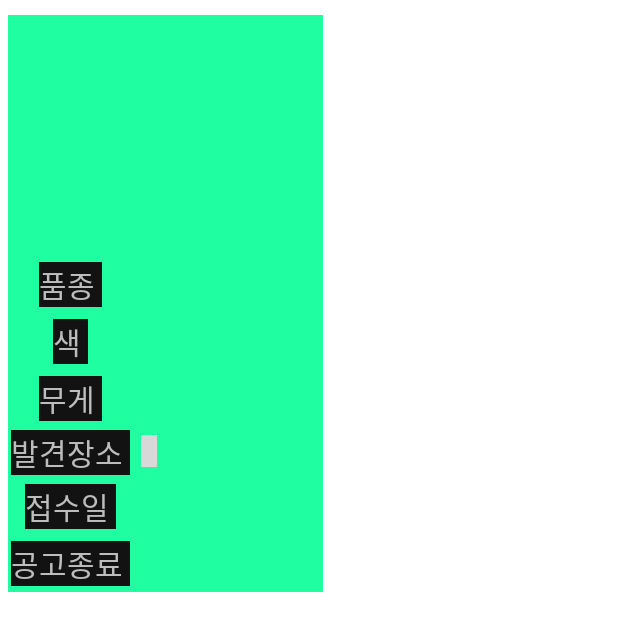
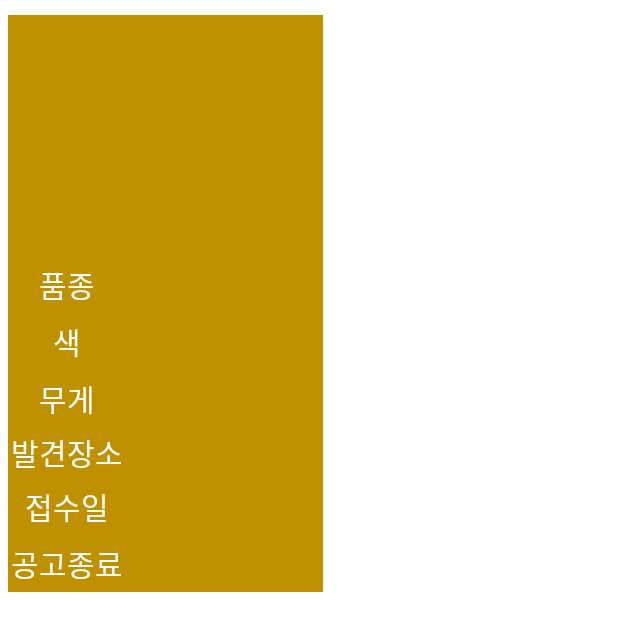
Before and after one commit to acetyl-CoA/DaengDaengDogam, an Android app: the layout public_list.xml on its own in the app's theme, with its tools: preview values and no code run, on a phone screen of 412 x 824 dp. Shown: the top 631 px of the screen. Run offline under Robolectric (Android 15) with nearby library versions, the light colour scheme and no system bars.

Commit message:
레이아웃 색상 수정

```diff
--- a/dangdang/app/src/main/res/layout/public_list.xml
+++ b/dangdang/app/src/main/res/layout/public_list.xml
@@ -6,7 +6,7 @@
     android:layout_marginTop="10dp"
     android:layout_marginRight="5dp"
     android:layout_marginBottom="10dp"
-    android:background="#1fffa1"
+    android:background="@color/doggo"
     android:orientation="vertical">
 
     <ImageView
@@ -31,9 +31,8 @@
             android:layout_height="wrap_content"
             android:layout_gravity="center"
             android:layout_margin="2dp"
-            android:background="#121212"
             android:text="품종 "
-            android:textColor="#BDBDBD"
+            android:textColor="@color/white"
             android:textSize="20dp" />
 
         <TextView
@@ -42,7 +41,7 @@
             android:layout_width="wrap_content"
             android:layout_height="wrap_content"
             android:layout_margin="5dp"
-            android:background="#d8d8d8"
+            android:textColor="@color/white"
             android:textSize="20dp" />
         <!-- 색  -->
         <TextView
@@ -52,9 +51,8 @@
             android:layout_height="wrap_content"
             android:layout_gravity="center"
             android:layout_margin="2dp"
-            android:background="#121212"
             android:text="색 "
-            android:textColor="#BDBDBD"
+            android:textColor="@color/white"
             android:textSize="20dp" />
 
         <TextView
@@ -63,7 +61,7 @@
             android:layout_width="wrap_content"
             android:layout_height="wrap_content"
             android:layout_margin="5dp"
-            android:background="#d8d8d8"
+            android:textColor="@color/white"
             android:textSize="20dp" />
         <!-- 체중  -->
         <TextView
@@ -73,9 +71,8 @@
             android:layout_height="wrap_content"
             android:layout_gravity="center"
             android:layout_margin="2dp"
-            android:background="#121212"
             android:text="무게 "
-            android:textColor="#BDBDBD"
+            android:textColor="@color/white"
             android:textSize="20dp" />
 
         <TextView
@@ -84,7 +81,7 @@
             android:layout_width="wrap_content"
             android:layout_height="wrap_content"
             android:layout_margin="5dp"
-            android:background="#d8d8d8"
+            android:textColor="@color/white"
             android:textSize="20dp" />
         <!-- 발견장소  -->
         <TextView
@@ -94,9 +91,8 @@
             android:layout_height="wrap_content"
             android:layout_gravity="center"
             android:layout_margin="2dp"
-            android:background="#121212"
             android:text="발견장소 "
-            android:textColor="#BDBDBD"
+            android:textColor="@color/white"
             android:textSize="20dp" />
 
         <TextView
@@ -106,7 +102,7 @@
             android:layout_height="wrap_content"
             android:layout_margin="5dp"
             android:paddingRight="5dp"
-            android:background="#d8d8d8"
+            android:textColor="@color/white"
             android:textSize="15dp" />
         <!-- 접수일  -->
         <TextView
@@ -116,9 +112,8 @@
             android:layout_height="wrap_content"
             android:layout_gravity="center"
             android:layout_margin="2dp"
-            android:background="#121212"
             android:text="접수일 "
-            android:textColor="#BDBDBD"
+            android:textColor="@color/white"
             android:textSize="20dp" />
 
         <TextView
@@ -127,7 +122,7 @@
             android:layout_width="wrap_content"
             android:layout_height="wrap_content"
             android:layout_margin="5dp"
-            android:background="#d8d8d8"
+            android:textColor="@color/white"
             android:textSize="20dp" />
         <!-- 공고 종료 -->
         <TextView
@@ -137,9 +132,8 @@
             android:layout_height="wrap_content"
             android:layout_gravity="center"
             android:layout_margin="2dp"
-            android:background="#121212"
             android:text="공고종료 "
-            android:textColor="#BDBDBD"
+            android:textColor="@color/white"
             android:textSize="20dp" />
 
         <TextView
@@ -148,7 +142,7 @@
             android:layout_width="wrap_content"
             android:layout_height="wrap_content"
             android:layout_margin="5dp"
-            android:background="#d8d8d8"
+            android:textColor="@color/white"
             android:textSize="20dp" />
 
 
--- a/dangdang/app/src/main/res/layout/youtube_list.xml
+++ b/dangdang/app/src/main/res/layout/youtube_list.xml
@@ -4,7 +4,7 @@
     android:id="@+id/youtube_layout"
     android:layout_width="match_parent"
     android:layout_height="wrap_content"
-    android:background="#1fffa1"
+    android:background="@color/doggo"
 
     android:layout_margin="5dp"
     android:orientation="vertical">
@@ -20,7 +20,7 @@
             android:id="@+id/youtube_title"
             android:layout_width="match_parent"
             android:layout_height="wrap_content"
-            android:background="#424fff"
+            android:textColor="@color/white"
             android:layout_margin="5dp"
             android:textSize="20dp"/>
 
--- a/dangdang/app/src/main/res/values/colors.xml
+++ b/dangdang/app/src/main/res/values/colors.xml
@@ -7,4 +7,7 @@
     <color name="teal_700">#FF018786</color>
     <color name="black">#FF000000</color>
     <color name="white">#FFFFFFFF</color>
+    <color name="doggo">#BF9000</color>
+    <color name="woofer">#503B10</color>
+    <color name="pupper">#FFE699</color>
 </resources>
```
Also changed, not shown: dangdang/app/src/main/res/layout/search_activity.xml (+11 -5 lines).
